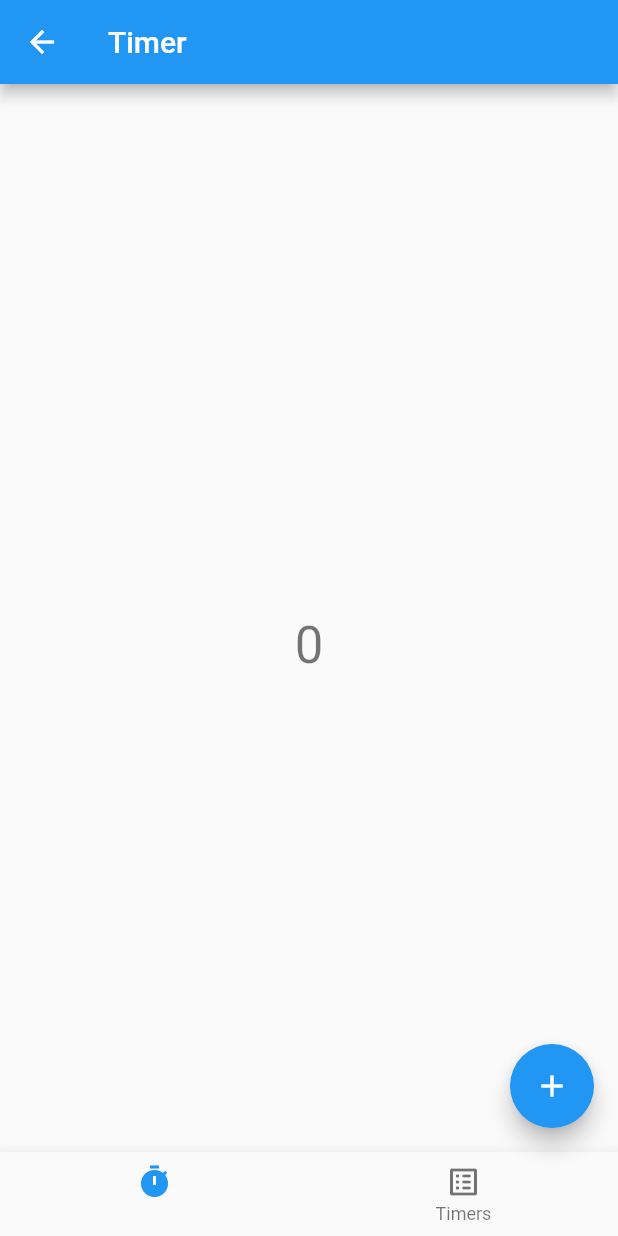
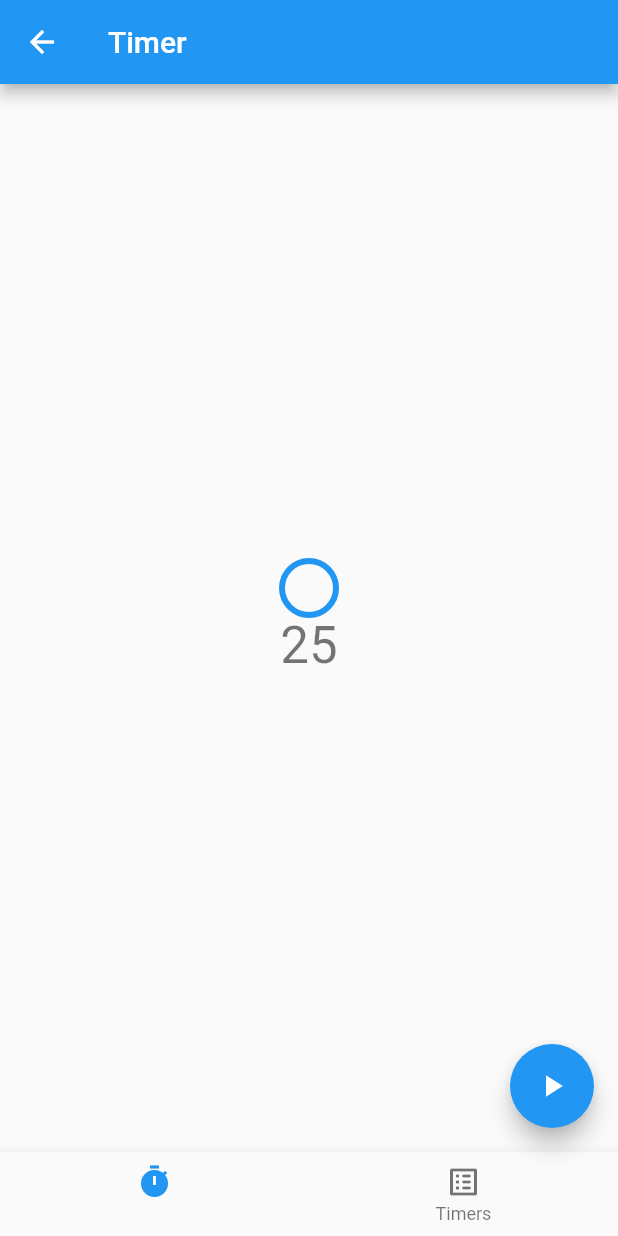
Before and after one commit to jobam/HoneyTime, a Flutter app: the TimerScreen screen opened directly, on a phone screen of 412 x 824 dp. Run offline on Flutter 3.47's test engine with Material 2 defaults, Android fonts, the phone set to English and light mode, and no system bars; our stand-ins replace shared_preferences; accounts and stored records are empty.

Commit message:
feat: Prepare timer to be set

```diff
--- a/lib/screens/timer_screen.dart
+++ b/lib/screens/timer_screen.dart
@@ -21,7 +21,10 @@ class _TimerScreenState extends State<TimerScreen>
 
   @override
   void initState() {
-    controller = AnimationController(vsync: this)
+    controller = AnimationController(
+        vsync: this,
+        duration: Duration(seconds: timer.exerciseTimeInSec),
+        value: 100)
       ..addListener(() {
         setState(() {});
       })
@@ -78,8 +81,8 @@ class _TimerScreenState extends State<TimerScreen>
       ),
       floatingActionButton: FloatingActionButton(
         onPressed: startTimer,
-        tooltip: 'Increment',
-        child: const Icon(Icons.add),
+        tooltip: 'Start',
+        child: const Icon(Icons.play_arrow),
       ),
     );
   }
```
